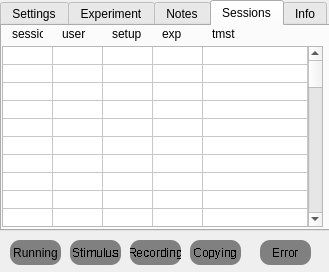
Qt form MasterRunner/form.ui (ef-lab/Experiments) before a commit.
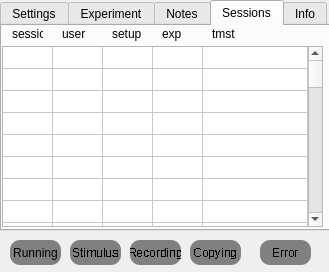
The same form after that commit. The open tabs and pages were chosen to show the change. Icons and pictures are not drawn.

Diff of the .ui file:
```diff
--- a/MasterRunner/form.ui
+++ b/MasterRunner/form.ui
@@ -773,7 +773,7 @@
      <property name="font">
       <font>
        <family>Arial</family>
-       <pointsize>9</pointsize>
+       <pointsize>11</pointsize>
        <stylestrategy>NoAntialias</stylestrategy>
        <kerning>false</kerning>
       </font>
```
Left out of the diff: 2 changed lines with no effect on the pictures.
